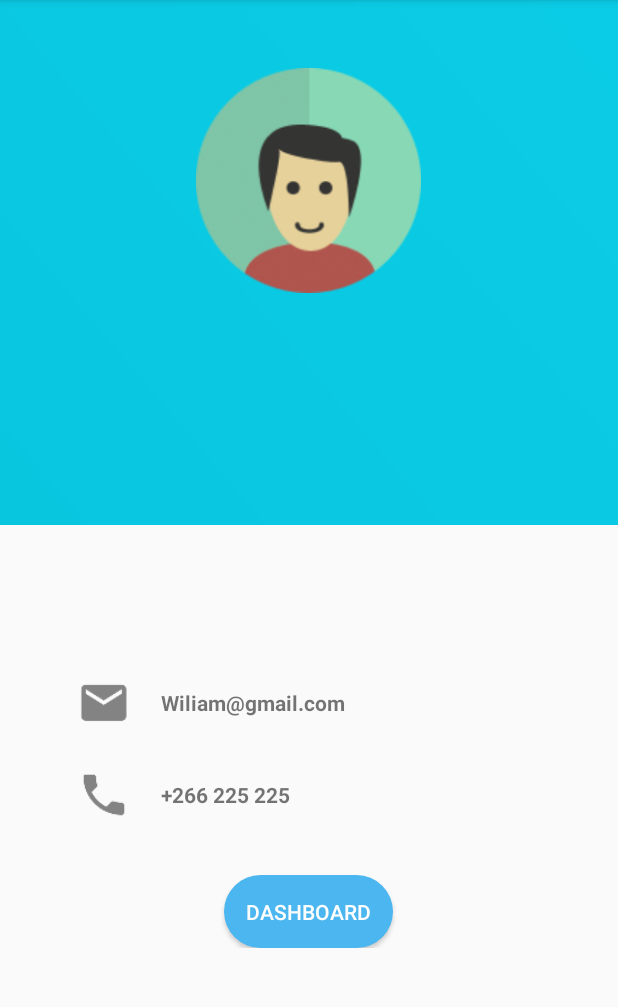
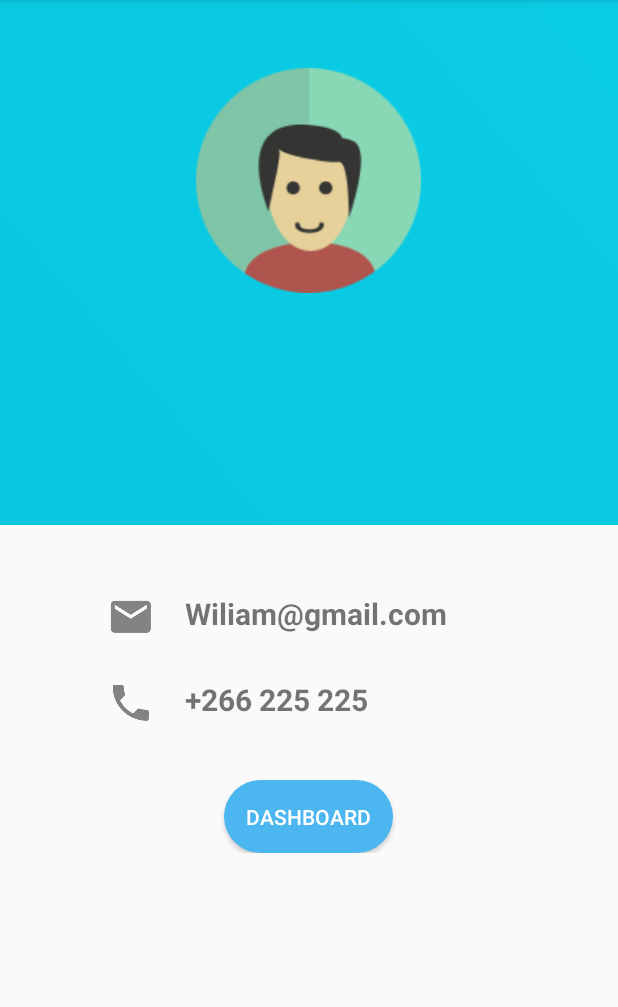
Before and after one commit to kaus-rai/Teacher-Tracker, an Android app: the Profile screen opened directly, with no data from a screen before it, on a phone screen of 412 x 824 dp, the part 84-1091 px from its top. Run offline under Robolectric (Android 15) with nearby library versions, the phone set to English and light mode, and no system bars; 1 statement that could not run was skipped.

Commit message:
Minor changes in activity_profile.xml

```diff
--- a/app/src/main/java/com/dexter/TeacherTracker/Profile.java
+++ b/app/src/main/java/com/dexter/TeacherTracker/Profile.java
@@ -13,7 +13,7 @@ public class Profile extends AppCompatActivity {
         super.onCreate(savedInstanceState);
         setContentView(R.layout.activity_profile);
 
-        name=(TextView) findViewById(R.id.name1);
+        name=findViewById(R.id.name1);
         String username=getIntent().getExtras().getString("name");
         name.setText(username);
     }
--- a/app/src/main/res/layout/activity_profile.xml
+++ b/app/src/main/res/layout/activity_profile.xml
@@ -1,18 +1,16 @@
 <?xml version="1.0" encoding="utf-8"?>
-<ScrollView android:layout_width="match_parent"
+<ScrollView xmlns:tools="http://schemas.android.com/tools"
+    android:layout_width="match_parent"
 android:layout_height="match_parent"
 xmlns:android="http://schemas.android.com/apk/res/android">
 <LinearLayout xmlns:android="http://schemas.android.com/apk/res/android"
-    xmlns:app="http://schemas.android.com/apk/res-auto"
     xmlns:tools="http://schemas.android.com/tools"
     android:layout_width="match_parent"
-    android:layout_height="match_parent"
+    android:layout_height="wrap_content"
     tools:context="com.dexter.TeacherTracker.Profile"
     android:background="@color/graylight"
     android:orientation="vertical">
-    <RelativeLayout
-        android:layout_width="match_parent"
-        android:layout_height="405dp">
+
         <LinearLayout
             android:background="@drawable/gradientbackground"
             android:layout_width="match_parent"
@@ -34,7 +32,7 @@ xmlns:android="http://schemas.android.com/apk/res/android">
                 android:textStyle="bold"
                 android:textSize="21sp"/>
         </LinearLayout>
-    </RelativeLayout>
+
 
     <LinearLayout
         android:layout_width="360dp"
@@ -46,36 +44,45 @@ xmlns:android="http://schemas.android.com/apk/res/android">
             android:orientation="horizontal"
             android:paddingLeft="25dp"
             android:layout_width="match_parent"
-            android:layout_height="wrap_content">
-            <ImageView
-                android:layout_width="36dp"
-                android:layout_height="36dp"
-                android:src="@drawable/ic_email"/>
+            android:layout_height="wrap_content"
+            android:paddingStart="25dp"
+            tools:ignore="RtlSymmetry">
+
+            <TextView
+                android:textStyle="bold"
+                android:layout_gravity="center_vertical"
+                android:layout_width="wrap_content"
+                android:layout_height="wrap_content"
+                android:drawablePadding="20dp"
+                android:layout_marginLeft="20dp"
+                android:text="Wiliam@gmail.com"
+                android:textSize="20sp"
+                android:drawableLeft="@drawable/ic_email"
+                android:drawableStart="@drawable/ic_email"
+                android:layout_marginStart="20dp" />
+        </LinearLayout>
+        <LinearLayout
+            android:layout_marginTop="25dp"
+            android:orientation="horizontal"
+            android:paddingLeft="25dp"
+            android:layout_width="match_parent"
+            android:layout_height="wrap_content"
+            android:paddingStart="25dp"
+            tools:ignore="RtlSymmetry">
+
             <TextView
                 android:textStyle="bold"
                 android:layout_gravity="center_vertical"
                 android:layout_width="wrap_content"
                 android:layout_height="wrap_content"
                 android:paddingLeft="20dp"
-                android:text="Wiliam@gmail.com"/>
-        </LinearLayout>
-        <LinearLayout
-            android:layout_marginTop="25dp"
-            android:orientation="horizontal"
-            android:paddingLeft="25dp"
-            android:layout_width="match_parent"
-            android:layout_height="wrap_content">
-            <ImageView
-                android:layout_width="36dp"
-                android:layout_height="36dp"
-                android:src="@drawable/ic_phone"/>
-            <TextView
-                android:textStyle="bold"
-                android:layout_gravity="center_vertical"
-                android:layout_width="wrap_content"
-                android:layout_height="wrap_content"
-                android:paddingLeft="20dp"
-                android:text="+266 225 225"/>
+                android:text="+266 225 225"
+                android:drawablePadding="20dp"
+                android:textSize="20sp"
+                android:drawableLeft="@drawable/ic_phone"
+                android:paddingStart="20dp"
+                tools:ignore="RtlSymmetry"
+                android:drawableStart="@drawable/ic_phone" />
         </LinearLayout>
     </LinearLayout>
 
--- a/app/src/main/res/layout/teachers.xml
+++ b/app/src/main/res/layout/teachers.xml
@@ -14,11 +14,7 @@
             android:textAlignment="center"
             android:id="@+id/Branch"
             android:textColor="#FFFFFF"/>
-            <!--android:background="@drawable/black"-->
-        />
-
-
-        <LinearLayout
+<LinearLayout
             android:layout_width="match_parent"
             android:layout_height="wrap_content"
             android:orientation="horizontal">
```
Also changed, not shown: app/src/main/java/com/dexter/TeacherTracker/branches.java (+7 -7 lines).
